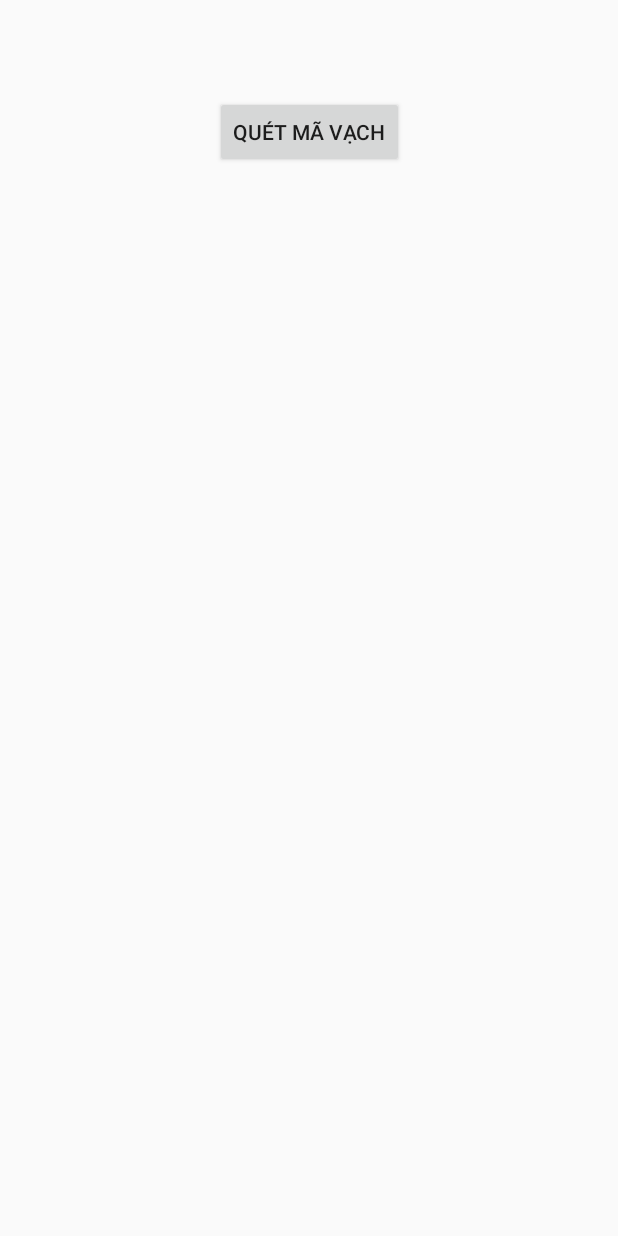
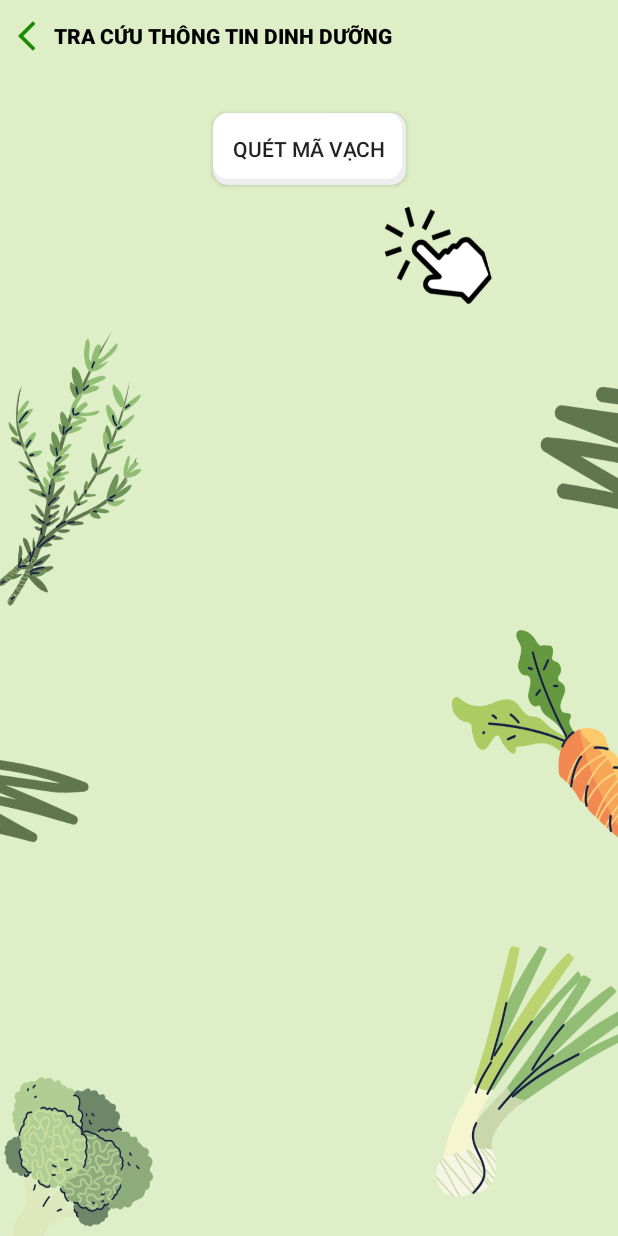
Before and after one commit to MyDuyen1907/luanvan, an Android app: the ScanBarcodeActivity screen opened directly, with no data from a screen before it, on a phone screen of 412 x 824 dp. Run offline under Robolectric (Android 15) with nearby library versions, the phone set to English and light mode, and no system bars; libraries missing offline, so code that uses them is left out: com.google.zxing.integration; Roboto replaces fonts that are not available here.

```diff
--- a/app/build.gradle
+++ b/app/build.gradle
@@ -38,6 +38,7 @@ dependencies {
     implementation 'androidx.constraintlayout:constraintlayout:2.1.4'
     implementation 'androidx.gridlayout:gridlayout:1.0.0'
     implementation 'androidx.recyclerview:recyclerview:1.3.2'
+    implementation 'com.google.mlkit:vision-common:17.3.0'
     testImplementation 'junit:junit:4.13.2'
     androidTestImplementation 'androidx.test.ext:junit:1.2.1'
     androidTestImplementation 'androidx.test.espresso:espresso-core:3.6.1'
--- a/app/src/main/java/com/example/project/activity/FoodNutritionActivity.java
+++ b/app/src/main/java/com/example/project/activity/FoodNutritionActivity.java
@@ -18,7 +18,6 @@ import java.util.Arrays;
 import java.util.HashMap;
 import java.util.List;
 import java.util.Map;
-
 import retrofit2.Call;
 import retrofit2.Callback;
 import retrofit2.Response;
@@ -27,7 +26,7 @@ public class FoodNutritionActivity extends AppCompatActivity {
     private static final String API_KEY = "wJWNKjpHsk4Q7a0g4uTTIJ8keNMEpivatgbYWC05";
     private AutoCompleteTextView editTextFood;
     private TextView textViewResult;
-    private Button btnBackFoodNutrition;
+    private Button btnBackFoodNutrition, buttonSearch;
 
     // Tạo danh sách ánh xạ giữa món ăn tiếng Việt và tiếng Anh
     private Map<String, String> foodTranslationMap;
@@ -128,6 +127,7 @@ public class FoodNutritionActivity extends AppCompatActivity {
         });
     }
 
+
     private void fetchNutritionData(String foodName) {
         try {
             // Mã hóa URL để xử lý ký tự đặc biệt
--- a/app/src/main/java/com/example/project/model/FoodProduct.java
+++ b/app/src/main/java/com/example/project/model/FoodProduct.java
@@ -13,7 +13,7 @@ public class FoodProduct {
         private String product_name;
         private String description;
         private String image_url;
-        private Map<String, Object> nutrients; // Thông tin dinh dưỡng
+        private Map<String, Object> nutriments;
 
         public String getProductName() {
             return product_name;
@@ -28,7 +28,7 @@ public class FoodProduct {
         }
 
         public Map<String, Object> getNutrients() {
-            return nutrients;
+            return nutriments;
         }
     }
 }
--- a/app/src/main/res/layout/activity_scan_barcode.xml
+++ b/app/src/main/res/layout/activity_scan_barcode.xml
@@ -5,14 +5,30 @@
     xmlns:tools="http://schemas.android.com/tools"
     android:layout_width="match_parent"
     android:layout_height="match_parent"
+    android:background="@drawable/here"
     tools:context=".activity.ScanBarcodeActivity">
 
+
+    <Button
+        android:id="@+id/btnbackscan"
+        style="@style/Widget.AppCompat.Button.Borderless.Colored"
+        android:layout_width="wrap_content"
+        android:layout_height="wrap_content"
+        android:drawableLeft="@drawable/baseline_arrow_back_ios_24"
+        android:text="Tra cứu thông tin dinh dưỡng"
+        android:textColor="@color/black"
+        android:textSize="14sp"
+        android:textStyle="bold"
+        android:layout_marginBottom="16dp"
+        tools:ignore="MissingConstraints" />
     <Button
         android:id="@+id/btnScan"
         android:layout_width="wrap_content"
         android:layout_height="wrap_content"
-        android:layout_marginTop="64dp"
+        android:layout_marginTop="75dp"
         android:text="Quét Mã Vạch"
+        android:padding="13dp"
+        android:background="@drawable/edit_text_background"
         app:layout_constraintEnd_toEndOf="parent"
         app:layout_constraintStart_toStartOf="parent"
         app:layout_constraintTop_toTopOf="parent" />
@@ -28,7 +44,7 @@
         app:layout_constraintHorizontal_bias="0.0"
         app:layout_constraintStart_toStartOf="parent"
         app:layout_constraintTop_toBottomOf="@id/btnScan"
-        app:layout_constraintVertical_bias="0.044" />
+        app:layout_constraintVertical_bias="0.014" />
 
 
 </androidx.constraintlayout.widget.ConstraintLayout>
--- a/app/src/main/res/layout/fragment_home.xml
+++ b/app/src/main/res/layout/fragment_home.xml
@@ -294,7 +294,7 @@
                                 android:layout_height="40dp"
                                 android:focusable="true"
                                 android:clickable="true"
-                                android:background="@drawable/icquet"
+                                android:background="@drawable/icquene"
                                 app:layout_constraintBottom_toBottomOf="parent"
                                 app:layout_constraintEnd_toEndOf="parent"
                                 app:layout_constraintTop_toTopOf="parent" />
```
Also changed, not shown: app/src/main/java/com/example/project/activity/ScanBarcodeActivity.java (+36 -11 lines), app/src/main/res/layout/activity_food_nutrition.xml (+18 -7 lines), app/src/main/res/drawable/click.png (added), app/src/main/res/drawable/here.png (added), app/src/main/res/drawable/icquene.png (added).
